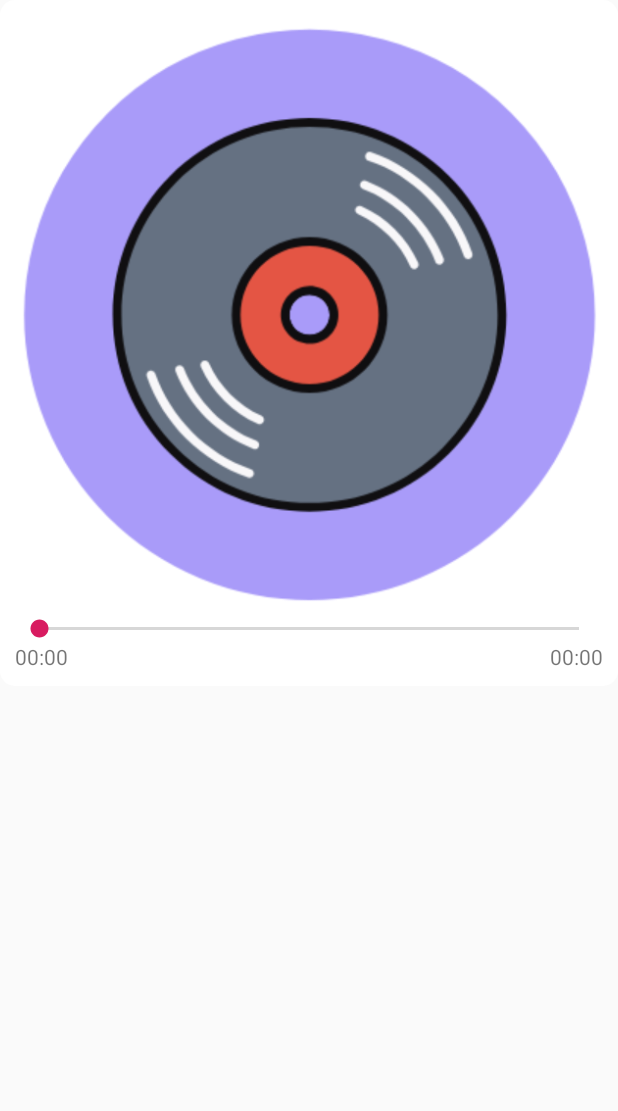
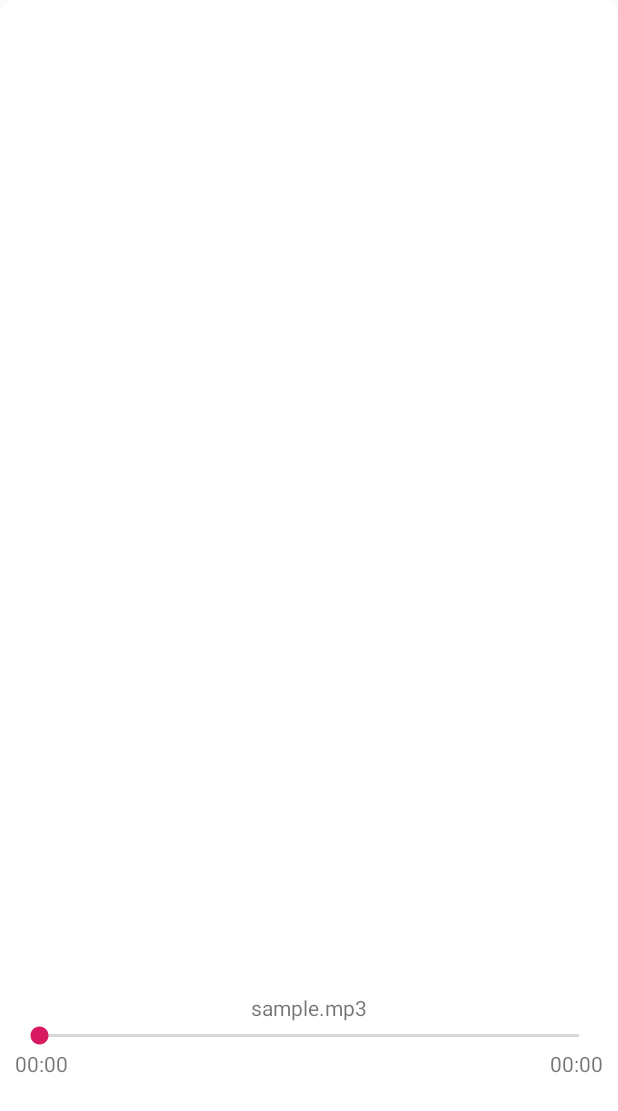
Before and after one commit to Smrtyan/MyRecorder, an Android app: the layout layout_recorder_player.xml on its own in the app's theme, with its tools: preview values and no code run, on a phone screen of 412 x 824 dp. Shown: the top 1111 px of the screen. Run offline under Robolectric (Android 15) with nearby library versions, the phone set to English and light mode, and no system bars.

Commit message:
almost ok

```diff
--- a/app/src/main/res/layout/layout_recorder_player.xml
+++ b/app/src/main/res/layout/layout_recorder_player.xml
@@ -2,17 +2,25 @@
 <RelativeLayout xmlns:android="http://schemas.android.com/apk/res/android"
     xmlns:app="http://schemas.android.com/apk/res-auto"
     android:layout_width="match_parent"
-    android:layout_height="wrap_content"
+    android:layout_height="match_parent"
     android:background="@drawable/corners_bg"
     android:orientation="horizontal"
     android:padding="10sp">
-    <ImageView
-        android:id="@+id/logo"
-        android:layout_width="wrap_content"
-        android:layout_height="wrap_content"
-        android:src="@drawable/music_logo" />
+    <View
+        android:id="@+id/myView"
+        android:layout_width="300dp"
+        android:layout_height="300dp"
+        android:layout_centerInParent="true"/>
+    <TextView
+        android:layout_marginTop="100sp"
+        android:text="sample.mp3"
+        android:gravity="center"
+        android:id="@+id/tv_name"
+        android:layout_below="@+id/myView"
+        android:layout_width="match_parent"
+        android:layout_height="wrap_content" />
     <LinearLayout
-        android:layout_below="@+id/logo"
+        android:layout_below="@+id/tv_name"
         android:layout_width="match_parent"
         android:layout_height="wrap_content"
         android:orientation="vertical">
```
Also changed, not shown: app/src/main/java/com/example/test/myrecorder/LocalFileAdapter.java (+33 -10 lines), app/src/main/java/com/example/test/myrecorder/LoginActivity.java (+2 -1 lines), app/src/main/java/com/example/test/myrecorder/MyWechatTool.java (renamed from app/src/main/java/com/example/test/myrecorder/MyTool.java, +8 -8 lines), app/src/main/java/com/example/test/myrecorder/PlayRecordDialog.java (+80 -1 lines), app/src/main/java/com/example/test/myrecorder/RecordingsFragment.java (+5 -3 lines), app/src/main/res/drawable/disc.png (added), app/src/main/res/drawable/ghosts.png (added), app/src/main/res/drawable/image3.jpg (added).
